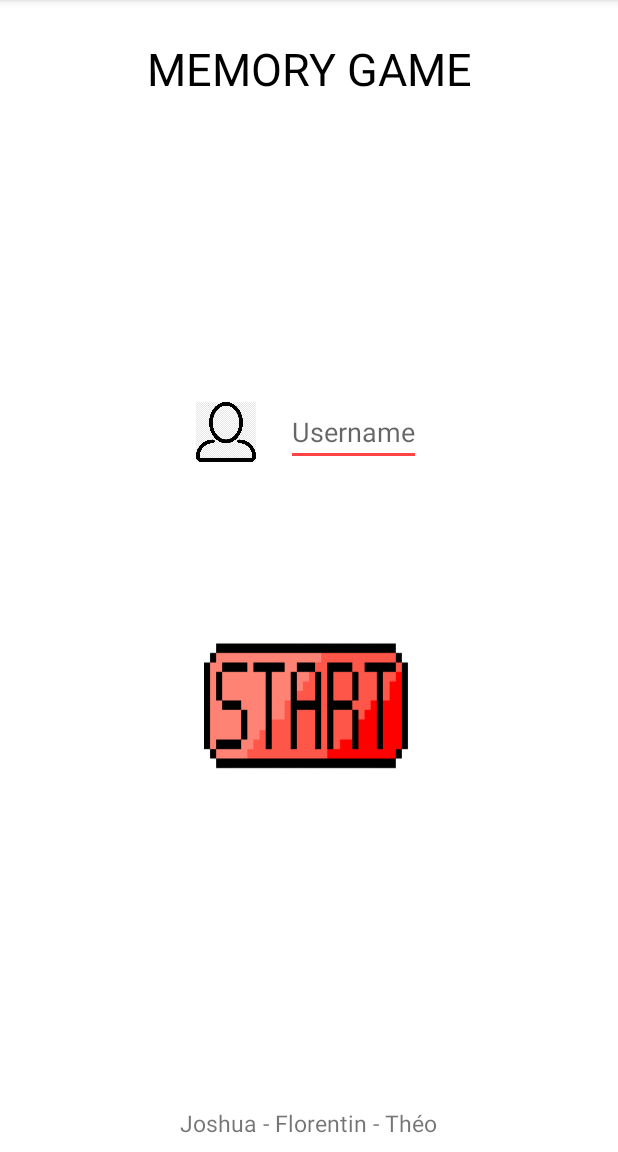
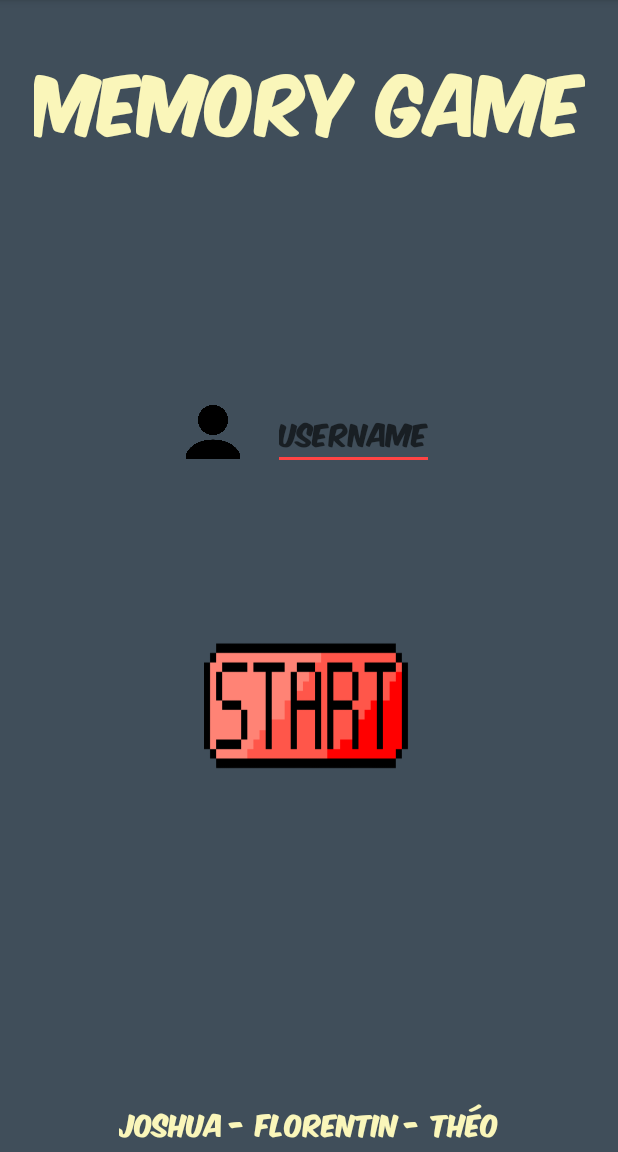
Before and after one commit to JoshuaMontreuil/Android_Project_B3, an Android app: the screen it shows after launch (MainActivity), on a phone screen of 412 x 824 dp, the part 84-1236 px from its top. Run offline under Robolectric (Android 15) with nearby library versions, the phone set to English and light mode, and no system bars.

Commit message:
Fin du style

```diff
--- a/app/src/main/res/drawable/border.xml
+++ b/app/src/main/res/drawable/border.xml
@@ -2,6 +2,6 @@
 <shape
     xmlns:android="http://schemas.android.com/apk/res/android"
     android:shape= "rectangle">
-    <solid android:color="@color/crowdFlower"/>
+    <solid android:color="@color/crayola"/>
     <stroke android:width="1dp" android:color="#000000" />
 </shape>
--- a/app/src/main/res/layout/activity_main.xml
+++ b/app/src/main/res/layout/activity_main.xml
@@ -4,15 +4,17 @@
     xmlns:tools="http://schemas.android.com/tools"
     android:layout_width="match_parent"
     android:layout_height="match_parent"
-    tools:context=".MainActivity">
+    tools:context=".MainActivity"
+    android:background="@color/crayola">
 
     <TextView
         android:id="@+id/TextViewTitle"
         android:layout_width="wrap_content"
         android:layout_height="wrap_content"
         android:text="@string/home_text"
-        android:textSize="30sp"
-        android:textColor="@color/black"
+        android:fontFamily="@font/font_"
+        android:textSize="47sp"
+        android:textColor="@color/dekoral"
         app:layout_constraintLeft_toLeftOf="parent"
         app:layout_constraintRight_toRightOf="parent"
         app:layout_constraintTop_toTopOf="parent"
@@ -25,7 +27,7 @@
         android:id="@+id/middleLayout"
         android:layout_width="match_parent"
         android:layout_height="0dp"
-        android:background="@color/white"
+        android:background="@color/crayola"
         android:orientation="vertical"
         app:layout_constraintHeight_default="percent"
         app:layout_constraintHeight_percent="0.5"
@@ -40,7 +42,8 @@
             android:layout_height="match_parent"
             android:layout_weight="1"
             android:orientation="horizontal"
-            android:gravity="center">
+            android:gravity="center"
+            android:background="@color/crayola">
             <LinearLayout
                 android:layout_width="wrap_content"
                 android:layout_height="wrap_content"
@@ -48,7 +51,7 @@
                 <ImageView
                     android:layout_width="40dp"
                     android:layout_height="40dp"
-                    android:src="@drawable/username">
+                    android:src="@drawable/avatar">
                 </ImageView>
             </LinearLayout>
             <LinearLayout
@@ -62,7 +65,9 @@
                     android:layout_height="wrap_content"
                     android:backgroundTint="@android:color/holo_red_light"
                     android:gravity="center"
-                    android:hint="Username"
+                    android:hint="@string/username"
+                    android:fontFamily="@font/font_"
+                    android:textColor="@color/dekoral"
                     tools:ignore="TouchTargetSizeCheck" />
             </LinearLayout>
         </LinearLayout>
@@ -92,13 +97,16 @@
         app:layout_constraintHeight_default="percent"
         app:layout_constraintHeight_percent="0.05"
         app:layout_constraintBottom_toBottomOf="parent"
-        android:gravity="center">
+        android:gravity="center"
+        android:backgroundTint="@color/crayola">
         <TextView
             android:id="@+id/textTEST"
             android:layout_width="wrap_content"
             android:layout_height="wrap_content"
             android:text="@string/authors"
-            android:textSize="15sp">
+            android:fontFamily="@font/font_"
+            android:textColor="@color/dekoral"
+            android:textSize="17sp">
         </TextView>
     </LinearLayout>
 
--- a/app/src/main/res/layout/activity_memory.xml
+++ b/app/src/main/res/layout/activity_memory.xml
@@ -6,7 +6,8 @@
     android:layout_width="match_parent"
     android:layout_height="match_parent"
     tools:context=".MemoryActivity"
-    android:orientation="vertical">
+    android:orientation="vertical"
+    android:background="@color/crayola">
 
     <LinearLayout
         android:layout_width="match_parent"
--- a/app/src/main/res/values/colors.xml
+++ b/app/src/main/res/values/colors.xml
@@ -7,5 +7,8 @@
     <color name="teal_700">#FF018786</color>
     <color name="black">#FF000000</color>
     <color name="white">#FFFFFFFF</color>
-    <color name="crowdFlower">#5c9da9</color>
+    <color name="crayola">#404e5a</color>
+    <color name="dekoral">#faf6ba</color>
+
+
 </resources>
```
Also changed, not shown: app/src/main/res/animator/back_animator.xml (deleted, +0 -24 lines), app/src/main/res/animator/front_animator.xml (deleted, +0 -16 lines), app/src/main/res/layout/activity_end.xml (+8 -8 lines), app/src/main/res/drawable/avatar.png (added).
